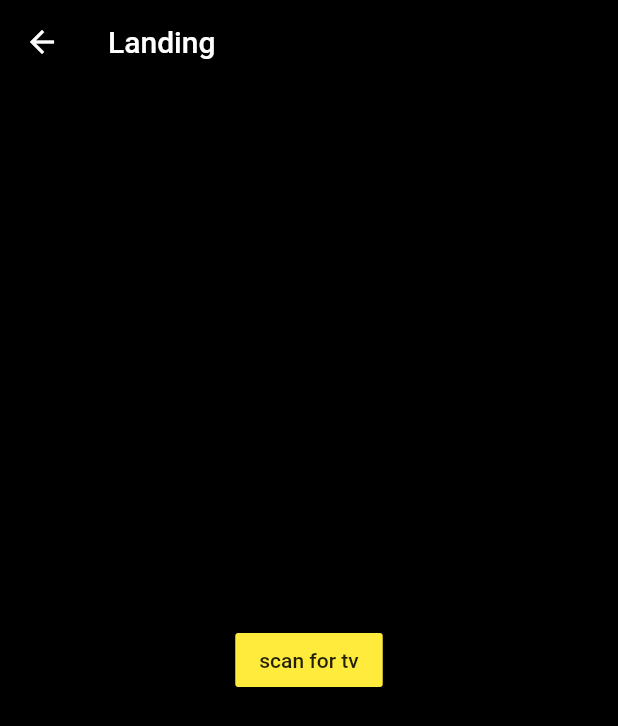
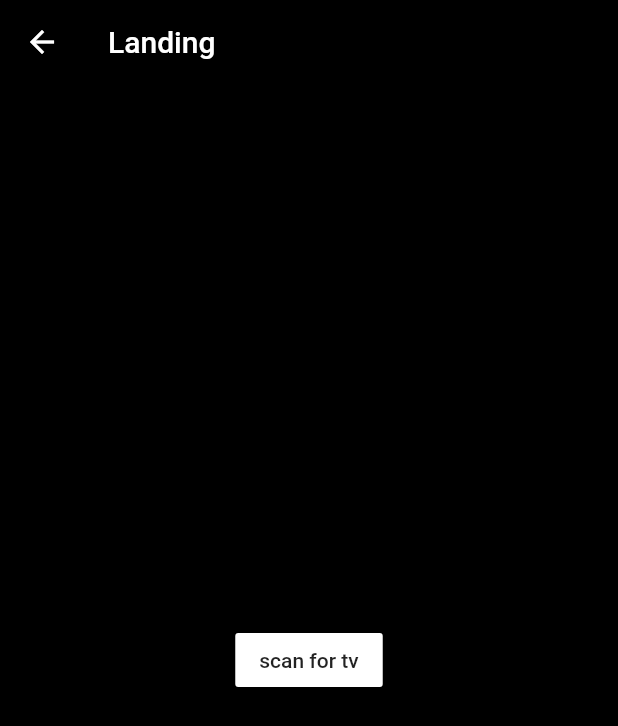
Before and after one commit to zierka/philips-remote, a Flutter app: the LandingScreen screen opened directly, on a phone screen of 412 x 824 dp. Shown: the top 726 px of the screen. Run offline on Flutter 3.47's test engine with Material 2 defaults, Android fonts, the phone set to English and light mode, and no system bars; our stand-ins replace cached_network_image, flutter_cache_manager, freezed_annotation, get_it, shared_preferences; missing offline and left inert: ping_discover_network, upnp, vibrate; accounts and stored records are empty; generated files the repository leaves out were written again; statements that could not run were skipped.

```diff
--- a/lib/screens/landing/landing_screen.dart
+++ b/lib/screens/landing/landing_screen.dart
@@ -17,7 +17,7 @@ class LandingScreen extends StatelessWidget {
       body: Center(
         child: FlatButton(
           child: Text("scan for tv"),
-          color: Colors.yellow,
+          color: Theme.of(context).accentColor,
           onPressed: () {
             final mainModel = Provider.of<MainModel>(context, listen: false);
             Navigator.of(context).push(MaterialPageRoute(builder: (context) {
```
Also changed, not shown: lib/screens/device_discovery/pair_screen.dart (+14 -3 lines).
